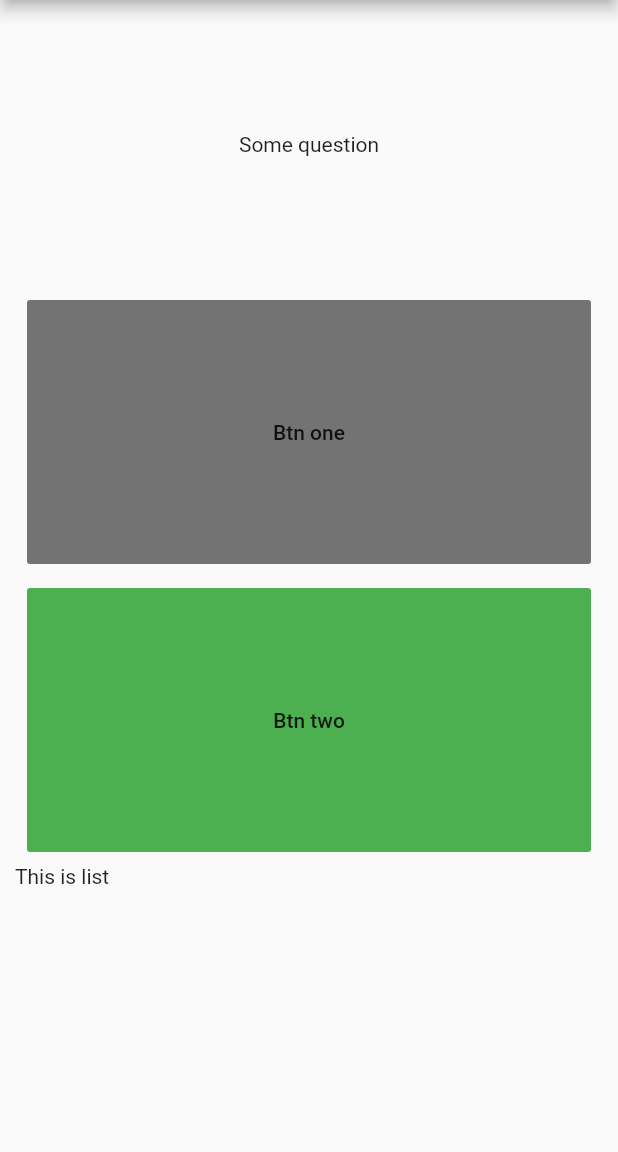
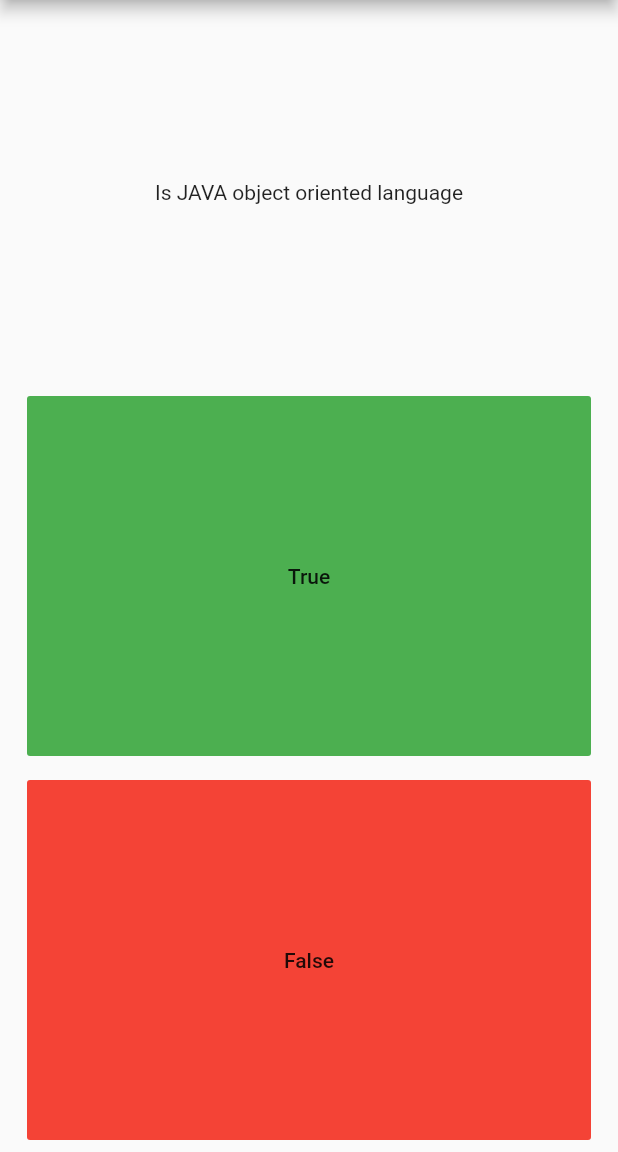
Before and after one commit to Valera1980/quiz_app, a Flutter app: the screen it shows after launch, on a phone screen of 412 x 824 dp, the part 84-1236 px from its top. Run offline on Flutter 3.47's test engine with Material 2 defaults, Android fonts, the phone set to English and light mode, and no system bars.

Commit message:
finish with error

```diff
--- a/lib/components/quizz-body.dart
+++ b/lib/components/quizz-body.dart
@@ -7,6 +7,43 @@ class QuizzBody extends StatefulWidget {
 }
 
 class _QuizzBodyState extends State<QuizzBody> {
+  List<Icon> scoreKeeper = [
+//    Icon(
+//      Icons.check,
+//      color: Colors.green,
+//    ),
+//    Icon(
+//      Icons.check,
+//      color: Colors.green,
+//    ),
+//    Icon(
+//      Icons.close,
+//      color: Colors.red,
+//    ),
+//    Icon(
+//      Icons.check,
+//      color: Colors.green,
+//    ),
+//    Icon(
+//      Icons.close,
+//      color: Colors.red,
+//    ),
+  ];
+  List<String> questions = [
+    'Is JAVA object oriented language',
+    'Is JavaScript pure functional language',
+//    'Can you use clojures in C',
+//    'Has an abstract class instance',
+//    'Has singleton private constructor'
+  ];
+  List<bool> answers = [
+    true,
+    false,
+//    false,
+//    false,
+//    true
+  ];
+  int questionNumber = 0;
   @override
   Widget build(BuildContext context) {
     return Column(
@@ -15,17 +52,35 @@ class _QuizzBodyState extends State<QuizzBody> {
         Expanded(
           child: Padding(
             padding: const EdgeInsets.all(8.0),
-            child: Center(child: Text('Some question')),
+            child: Center(child: Text(questions[questionNumber])),
           ),
         ),
         Expanded(
           child: Padding(
             padding: const EdgeInsets.all(8.0),
             child: FlatButton(
-              child: Text('Btn one'),
-              color: Colors.black54,
-              onPressed: (){
-                print('One');
+              child: Text('True'),
+              color: Colors.green,
+              onPressed: () {
+                setState(() {
+                  if (questionNumber < questions.length ) {
+                    if (answers[questionNumber] == true) {
+                      scoreKeeper.add(Icon(
+                        Icons.check,
+                        color: Colors.green,
+                      ));
+                    } else {
+                      scoreKeeper.add(Icon(
+                        Icons.close,
+                        color: Colors.red,
+                      ));
+                    }
+                    questionNumber++;
+                    print(questionNumber);
+                    print('&&&&&&&&&&&&&&77');
+
+                  }
+                });
               },
             ),
           ),
@@ -34,18 +89,32 @@ class _QuizzBodyState extends State<QuizzBody> {
           child: Padding(
             padding: const EdgeInsets.all(8.0),
             child: FlatButton(
-              child: Text('Btn two'),
-              color: Colors.green,
+              child: Text('False'),
+              color: Colors.red,
               onPressed: () {
-                print('Two');
+                setState(() {
+                  if (questionNumber < questions.length - 1) {
+                    if (answers[questionNumber] == false) {
+                      scoreKeeper.add(Icon(
+                        Icons.check,
+                        color: Colors.green,
+                      ));
+                    } else {
+                      scoreKeeper.add(Icon(
+                        Icons.close,
+                        color: Colors.red,
+                      ));
+                    }
+                    questionNumber++;
+                  }
+                });
               },
             ),
           ),
         ),
-        Expanded(
-          //TODO add list with checkboxes
-          child: Text('This is list'),
-        )
+        Row(
+            //TODO add list with checkboxes
+            children: scoreKeeper)
       ],
     );
   }
```
